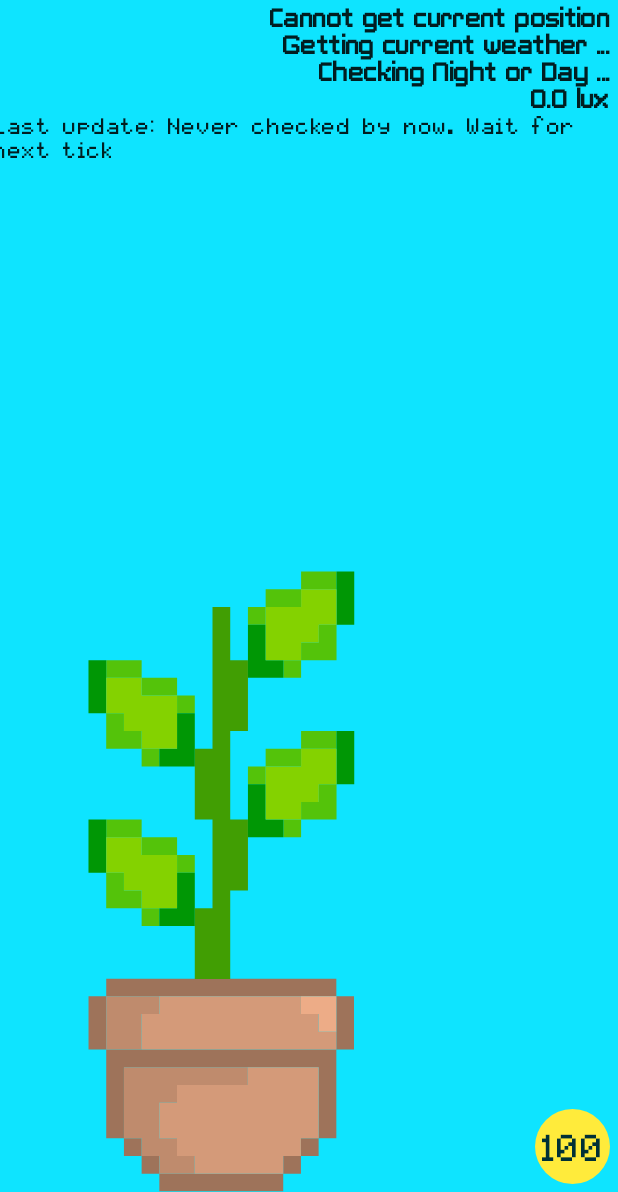
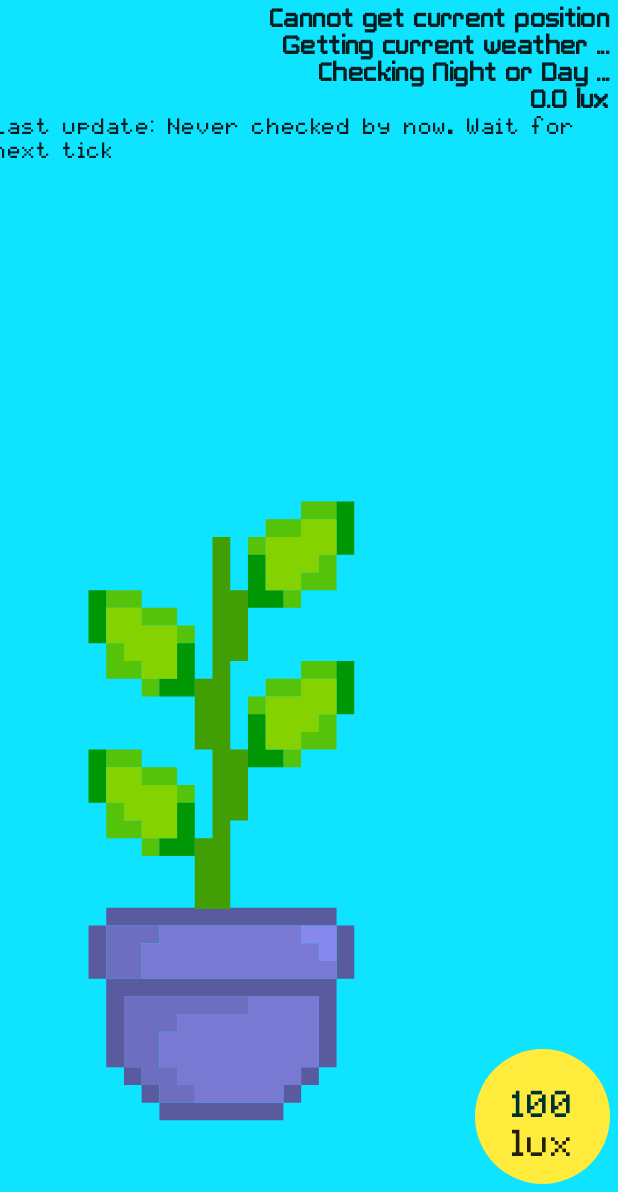
Before and after one commit to 0x49b/FHNW_plantagotchi, an Android app built with Jetpack Compose: the screen it shows after launch (MainActivity), on a phone screen of 412 x 824 dp, the part 44-1236 px from its top. Run offline under Robolectric (Android 15) with nearby library versions, the phone set to English and light mode, and no system bars; our stand-ins replace constraintlayout-compose; libraries missing offline, so code that uses them is left out: com.beust.klaxon.

```diff
--- a/app/src/main/kotlin/fhnw/ws6c/plantagotchi/model/PlantagotchiModel.kt
+++ b/app/src/main/kotlin/fhnw/ws6c/plantagotchi/model/PlantagotchiModel.kt
@@ -15,7 +15,6 @@ import androidx.compose.runtime.setValue
 import androidx.core.app.ActivityCompat
 import com.beust.klaxon.Klaxon
 import fhnw.ws6c.plantagotchi.data.connectors.ApiConnector
-import fhnw.ws6c.plantagotchi.data.connectors.AppPreferences
 import fhnw.ws6c.plantagotchi.data.connectors.GPSConnector
 import fhnw.ws6c.plantagotchi.data.sunrisesunset.SunriseSunset
 import fhnw.ws6c.plantagotchi.data.weather.WeatherBase
@@ -33,7 +32,8 @@ class PlantagotchiModel(val activity: ComponentActivity) : AppCompatActivity(),
 
     private val TAG = "PlantagotchiModel"
     private val modelScope = CoroutineScope(SupervisorJob() + Dispatchers.IO)
-    private var sensorManager: SensorManager =  activity.getSystemService(Context.SENSOR_SERVICE) as SensorManager
+    private var sensorManager: SensorManager =
+        activity.getSystemService(Context.SENSOR_SERVICE) as SensorManager
     private var brightness: Sensor? = null
 
 
@@ -47,8 +47,7 @@ class PlantagotchiModel(val activity: ComponentActivity) : AppCompatActivity(),
     /**
      * Decays for LUX, CO2, WATER, FERTILIZER
      */
-    val LUX_DECAY = 0.1f
-    val CO2_DECAY = 0.1f
+    val LUX_DECAY = 0.0025f
     val WATER_DECAY = 0.1f
     val FERTILIZER_DECAY = 0.1f
 
@@ -57,7 +56,9 @@ class PlantagotchiModel(val activity: ComponentActivity) : AppCompatActivity(),
     var currentWeather by mutableStateOf("Getting current weather ...")
     var nightDay by mutableStateOf("Checking Night or Day ...")
     var lastCheck by mutableStateOf("Never checked by now. Wait for next tick")
-    var currentLux by mutableStateOf(0.0f)
+    var sensorLux by mutableStateOf(0.0f)
+
+    var gameLux by mutableStateOf(100.0f)
 
     // Todo: Maybe redesign later
     init {
@@ -92,14 +93,30 @@ class PlantagotchiModel(val activity: ComponentActivity) : AppCompatActivity(),
 
     override fun onSensorChanged(event: SensorEvent) {
         if (event.sensor.type == Sensor.TYPE_LIGHT) {
-            currentLux = event.values[0]
-            Log.d(TAG, "Current lux: $currentLux")
+            sensorLux = event.values[0]
+            Log.d(TAG, "Current lux: $sensorLux")
         }
     }
 
     fun gameLoop() {
 
+        checkLux()
+
     }
+
+
+    fun checkLux() {
+        if (sensorLux > 1000) {
+            if (gameLux <= 100.0) {
+                gameLux += 0.1f
+            }
+        } else {
+            gameLux -= LUX_DECAY
+        }
+
+        Log.d(TAG, "GameLux: $gameLux")
+    }
+
 
     fun dataLoop() {
         gpsConnector.getLocation(
--- a/app/src/main/kotlin/fhnw/ws6c/plantagotchi/ui/PlantagotchiMainUI.kt
+++ b/app/src/main/kotlin/fhnw/ws6c/plantagotchi/ui/PlantagotchiMainUI.kt
@@ -4,20 +4,16 @@ import androidx.compose.foundation.Image
 import androidx.compose.foundation.background
 import androidx.compose.foundation.layout.*
 import androidx.compose.foundation.shape.CircleShape
-import androidx.compose.foundation.shape.CutCornerShape
 import androidx.compose.material.MaterialTheme
 import androidx.compose.material.Text
 import androidx.compose.runtime.Composable
 import androidx.compose.ui.Alignment
 import androidx.compose.ui.Modifier
 import androidx.compose.ui.graphics.Color
-import androidx.compose.ui.graphics.graphicsLayer
 import androidx.compose.ui.layout.layout
 import androidx.compose.ui.res.painterResource
-import androidx.compose.ui.text.TextStyle
 import androidx.compose.ui.text.style.TextAlign
 import androidx.compose.ui.unit.dp
-import androidx.compose.ui.unit.sp
 import androidx.constraintlayout.compose.ConstraintLayout
 import fhnw.ws6c.R
 import fhnw.ws6c.plantagotchi.model.PlantagotchiModel
@@ -30,13 +26,11 @@ fun AppUI(model: PlantagotchiModel) {
 
         PlantagotchiTheme {
 
-
             ConstraintLayout(
                 modifier = Modifier
                     .fillMaxSize()
                     .background(color = Color(0xFF0EE4FF))
             ) {
-
 
                 val (pot, plant, co2, lux, love, pos, weather, dn, stats, lc, luxMeter) = createRefs()
 
@@ -74,7 +68,7 @@ fun AppUI(model: PlantagotchiModel) {
                     })
 
                 Text(
-                    text = "$currentLux lux",
+                    text = "$sensorLux lux",
                     style = MaterialTheme.typography.body2,
                     modifier = Modifier.constrainAs(lux) {
                         top.linkTo(dn.bottom, 1.dp)
@@ -99,7 +93,7 @@ fun AppUI(model: PlantagotchiModel) {
                             bottom.linkTo(pot.top, (-2).dp)
                         })
 
-                Image(painterResource(id = R.drawable.ic_pot11),
+                Image(painterResource(id = R.drawable.ic_pot12),
                     contentDescription = "the_pot",
                     modifier = Modifier
                         .constrainAs(pot) {
@@ -116,7 +110,8 @@ fun AppUI(model: PlantagotchiModel) {
                             end.linkTo(parent.end, 5.dp)
                         }
                         .background(Color(0xFFFFEB3B), shape = CircleShape)
-                        .layout() { measurable, constraints ->
+                        .size(90.dp)
+                        /*.layout() { measurable, constraints ->
                             // Measure the composable
                             val placeable = measurable.measure(constraints)
 
@@ -131,16 +126,22 @@ fun AppUI(model: PlantagotchiModel) {
                                 // Where the composable gets placed
                                 placeable.placeRelative(0, (heightCircle - currentHeight) / 2)
                             }
-                        }) {
+                        }*/) {
+                    Column(horizontalAlignment = Alignment.CenterHorizontally){
 
-                    Text(
-                        text = "100",
-                        textAlign = TextAlign.Center,
-                        color = Color(0xFF003036),
-                        modifier = Modifier
-                            .padding(4.dp)
-                            .defaultMinSize(24.dp) //Use a min size for short text.
-                    )
+                        Text(
+                            text = "%.0f".format(gameLux),
+                            textAlign = TextAlign.Center,
+                            color = Color(0xFF003036),
+                            modifier = Modifier
+                                .padding(6.dp)
+                                .defaultMinSize(30.dp) //Use a min size for short text.
+                        )
+                        Text(
+                            text = "lux",
+                            textAlign = TextAlign.Center
+                        )
+                    }
                 }
 
             }
```
Also changed, not shown: 1 other file.
